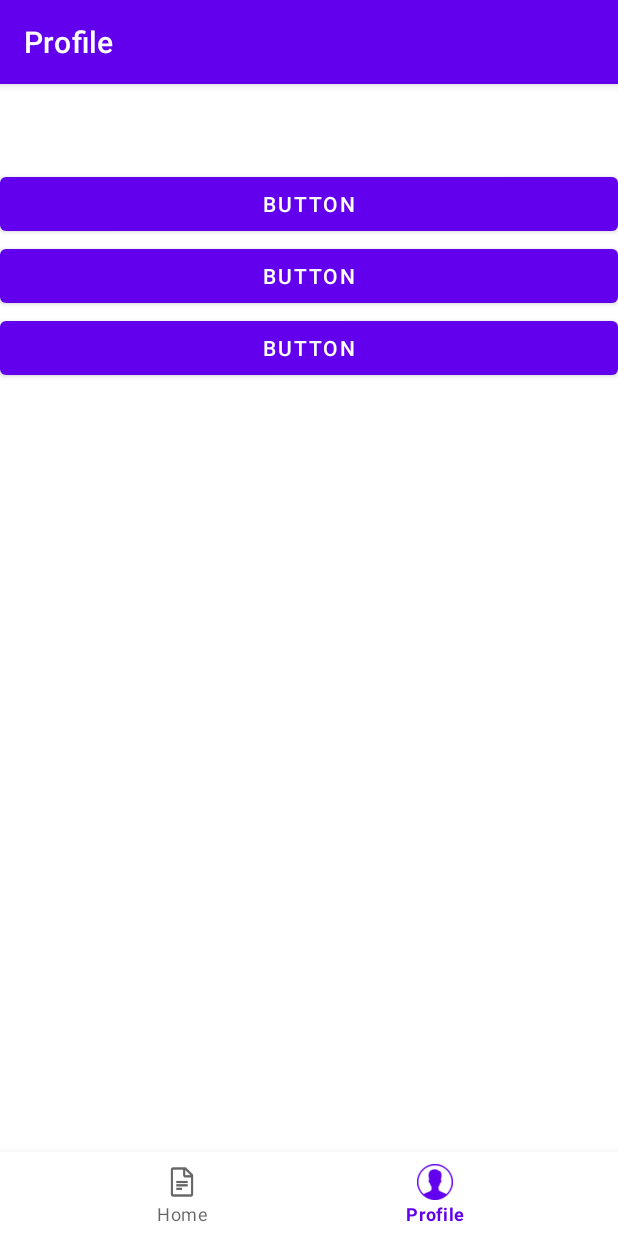
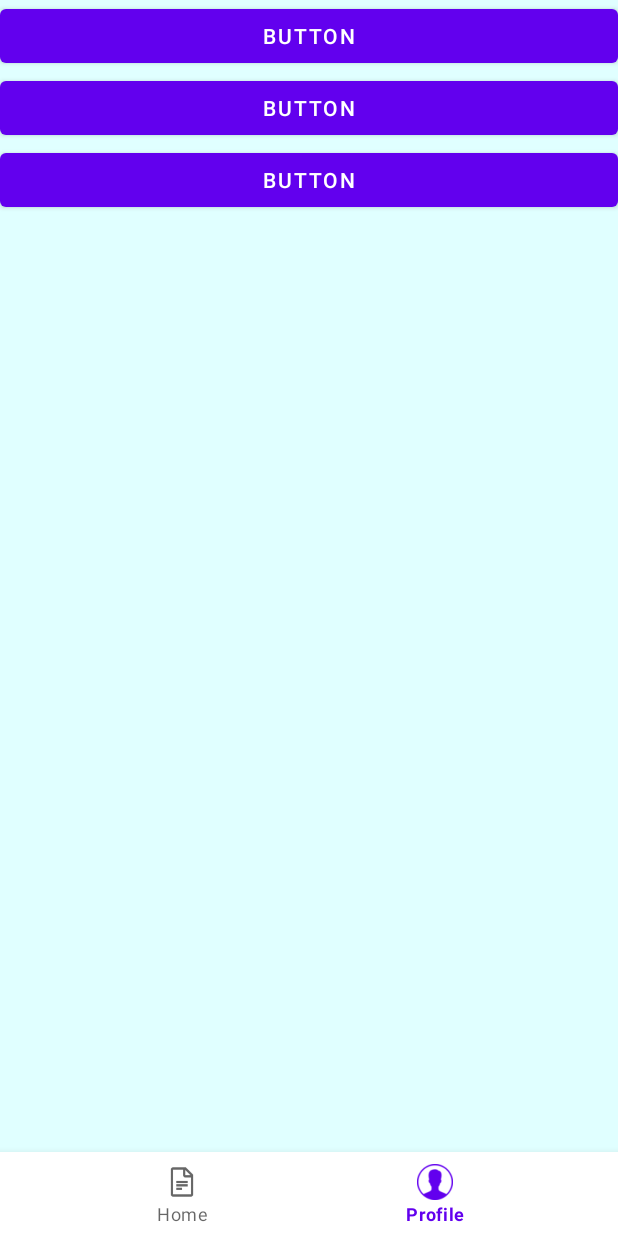
Before and after one commit to Kirill-JD/Obligation, an Android app: the ProfileFragment screen opened through its navigation route, on a phone screen of 412 x 824 dp. Run offline under Robolectric (Android 15) with nearby library versions, the phone set to English and light mode, and no system bars; our stand-ins replace Room's generated code, navigation-ui.

Commit message:
changing the background color, removed the ActionBar

```diff
--- a/app/src/main/java/com/example/obligation/MainActivity.java
+++ b/app/src/main/java/com/example/obligation/MainActivity.java
@@ -27,7 +27,6 @@ public class MainActivity extends AppCompatActivity {
                 R.id.navigation_home, R.id.navigation_profile)
                 .build();
         NavController navController = Navigation.findNavController(this, R.id.nav_host_fragment_activity_main);
-        NavigationUI.setupActionBarWithNavController(this, navController, appBarConfiguration);
         NavigationUI.setupWithNavController(binding.navView, navController);
 
     }
--- a/app/src/main/res/layout/activity_main.xml
+++ b/app/src/main/res/layout/activity_main.xml
@@ -4,7 +4,7 @@
     android:id="@+id/container"
     android:layout_width="match_parent"
     android:layout_height="match_parent"
-    android:paddingTop="?attr/actionBarSize">
+    android:background="@color/lightCyanide">
 
     <com.google.android.material.bottomnavigation.BottomNavigationView
         android:id="@+id/nav_view"
@@ -28,6 +28,6 @@
         app:layout_constraintLeft_toLeftOf="parent"
         app:layout_constraintRight_toRightOf="parent"
         app:layout_constraintTop_toTopOf="parent"
-        app:navGraph="@navigation/mobile_navigation"/>
+        app:navGraph="@navigation/mobile_navigation" />
 
 </androidx.constraintlayout.widget.ConstraintLayout>
--- a/app/src/main/res/layout/fragment_home.xml
+++ b/app/src/main/res/layout/fragment_home.xml
@@ -1,10 +1,10 @@
 <?xml version="1.0" encoding="utf-8"?>
 <androidx.constraintlayout.widget.ConstraintLayout xmlns:android="http://schemas.android.com/apk/res/android"
-    xmlns:app="http://schemas.android.com/apk/res-auto"
     xmlns:tools="http://schemas.android.com/tools"
     android:layout_width="match_parent"
     android:layout_height="match_parent"
-    tools:context=".ui.home.HomeFragment">
+    tools:context=".ui.home.HomeFragment"
+    android:background="@color/lightCyanide">
 
     <LinearLayout
         android:layout_width="match_parent"
--- a/app/src/main/res/layout/fragment_profile.xml
+++ b/app/src/main/res/layout/fragment_profile.xml
@@ -4,7 +4,8 @@
     xmlns:tools="http://schemas.android.com/tools"
     android:layout_width="match_parent"
     android:layout_height="match_parent"
-    tools:context=".ui.profile.ProfileFragment">
+    tools:context=".ui.profile.ProfileFragment"
+    android:background="@color/lightCyanide">
 
     <ScrollView
         android:layout_width="match_parent"
--- a/app/src/main/res/values/colors.xml
+++ b/app/src/main/res/values/colors.xml
@@ -7,4 +7,5 @@
     <color name="teal_700">#FF018786</color>
     <color name="black">#FF000000</color>
     <color name="white">#FFFFFFFF</color>
+    <color name="lightCyanide">#e0ffff</color>
 </resources>
--- a/app/src/main/res/values/themes.xml
+++ b/app/src/main/res/values/themes.xml
@@ -1,6 +1,6 @@
 <resources xmlns:tools="http://schemas.android.com/tools">
     <!-- Base application theme. -->
-    <style name="Theme.Obligation" parent="Theme.MaterialComponents.DayNight.DarkActionBar">
+    <style name="Theme.Obligation" parent="Theme.MaterialComponents.DayNight.NoActionBar">
         <!-- Primary brand color. -->
         <item name="colorPrimary">@color/purple_500</item>
         <item name="colorPrimaryVariant">@color/purple_700</item>
@@ -11,10 +11,5 @@
         <item name="colorOnSecondary">@color/black</item>
         <!-- Status bar color. -->
         <item name="android:statusBarColor" tools:targetApi="l">?attr/colorPrimaryVariant</item>
-        <!-- Customize your theme here. -->
-    </style>
-    <style name="Theme.Obligation.NoActionBar">
-        <item name="windowActionBar">false</item>
-        <item name="windowNoTitle">true</item>
     </style>
 </resources>
```
